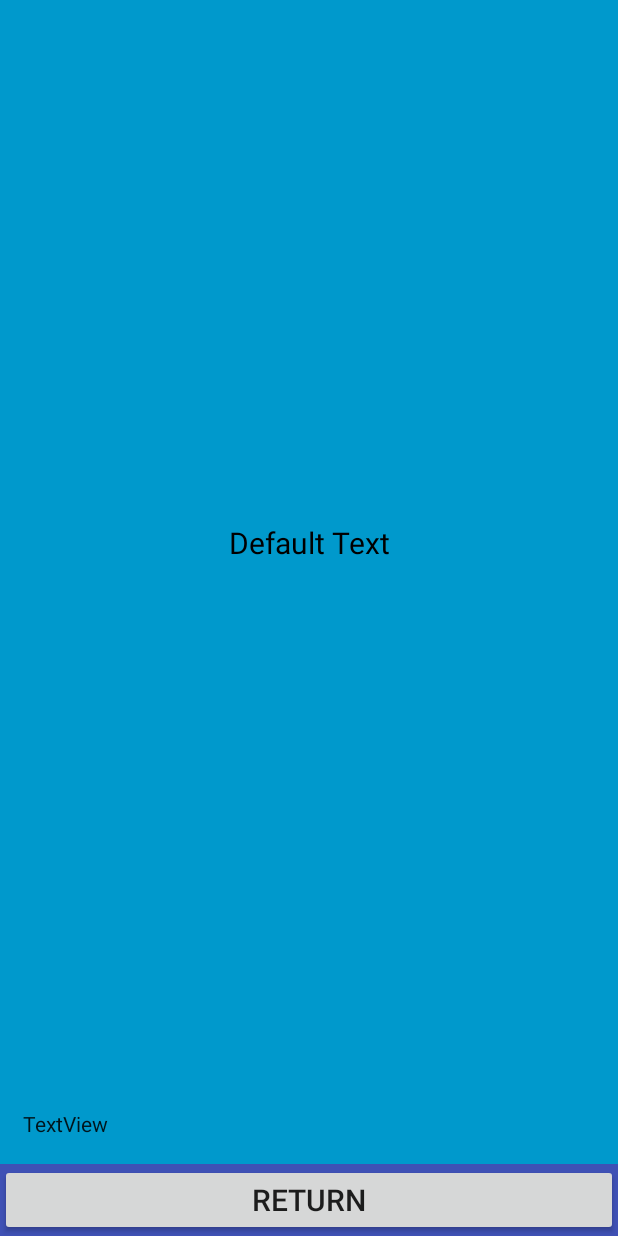
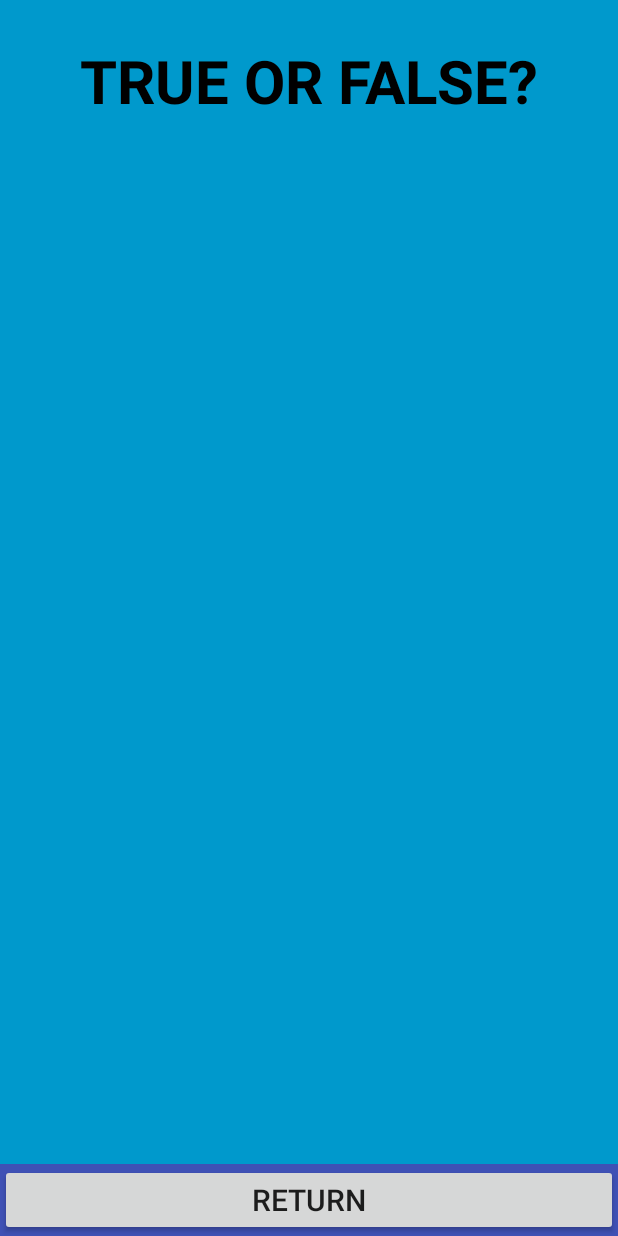
Before and after one commit to KyeCook/A2__EducationalGame, an Android app: the layout activity_game_screen.xml on its own in the app's theme, with its tools: preview values and no code run, on a phone screen of 412 x 824 dp. Run offline under Robolectric (Android 15) with nearby library versions, the light colour scheme and no system bars.

Commit message:
Commiting to ensure cloud is up to date

```diff
--- a/app/src/main/java/com/example/kyecook/educationalgame/Authenticate.java
+++ b/app/src/main/java/com/example/kyecook/educationalgame/Authenticate.java
@@ -11,6 +11,12 @@ import twitter4j.Twitter;
 import twitter4j.TwitterFactory;
 import twitter4j.auth.AccessToken;
 import twitter4j.auth.RequestToken;
+
+/*
+*
+* Sets Authentication of Twitter API to allow for calls to Twitter
+*
+* */
 
 public class Authenticate extends AppCompatActivity {
 
--- a/app/src/main/java/com/example/kyecook/educationalgame/MainActivity.java
+++ b/app/src/main/java/com/example/kyecook/educationalgame/MainActivity.java
@@ -254,9 +254,6 @@ public class MainActivity extends AppCompatActivity {
         } else if(id == R.id.action_highscores){
             Intent intent = new Intent(this, HighscoresActivity.class);
             startActivity(intent);
-        } else if(id == R.id.action_playAgain) {
-            Intent intent = new Intent(this, MainActivity.class);
-            startActivity(intent);
         }
         return super.onOptionsItemSelected(item);
     }
--- a/app/src/main/res/layout/activity_game_screen.xml
+++ b/app/src/main/res/layout/activity_game_screen.xml
@@ -25,23 +25,45 @@
         android:orientation="vertical">
 
         <TextView
+            android:layout_width="match_parent"
+            android:layout_height="0dp"
+            android:layout_weight="0.2"
+            android:gravity="center"
+            android:text="@string/true_or_false"
+            android:textAlignment="center"
+            android:textAppearance="@style/TextAppearance.AppCompat.Notification.Title.Media"
+            android:textSize="40sp"
+            android:textStyle="bold" />
+
+        <TextView
+            android:id="@+id/questionNumber"
+            android:layout_width="wrap_content"
+            android:layout_height="wrap_content"
+            android:padding="15dp"
+            android:text=""
+            android:textAppearance="@style/TextAppearance.AppCompat.Large"
+            android:textSize="25sp"
+            />
+
+        <TextView
             android:id="@+id/questionText"
             android:layout_width="match_parent"
             android:layout_height="0dp"
+            android:layout_margin="60dp"
             android:layout_weight="0.8"
             android:gravity="center"
-            android:padding="30dp"
-            android:text="Default Text"
+            android:text=""
             android:textAlignment="center"
             android:textAppearance="@style/TextAppearance.AppCompat.Notification.Title.Media"
-            android:textSize="20sp" />
+            android:textSize="24sp"
+            android:textStyle="bold" />
 
         <TextView
             android:id="@+id/scoreText"
             android:layout_width="match_parent"
             android:layout_height="wrap_content"
             android:padding="15dp"
-            android:text="TextView"
+            android:text=""
             android:textAppearance="@style/TextAppearance.AppCompat.Large"
             android:textSize="14sp" />
 
--- a/app/src/main/res/menu/menu_main.xml
+++ b/app/src/main/res/menu/menu_main.xml
@@ -12,9 +12,4 @@
         android:orderInCategory="100"
         android:title="@string/action_highscores"
         app:showAsAction="ifRoom" />
-    <item
-        android:id="@+id/action_playAgain"
-        android:orderInCategory="100"
-        android:title="@string/action_playAgain"
-        app:showAsAction="ifRoom" />
 </menu>
--- a/app/src/main/res/values/strings.xml
+++ b/app/src/main/res/values/strings.xml
@@ -22,4 +22,6 @@
     <string name="dummy_content">DUMMY\nCONTENT</string>
     <string name="enter_name">Enter Name :</string>
     <string name="action_playAgain">Play Again</string>
+    <string name="play_again">Play Again</string>
+    <string name="true_or_false">TRUE OR FALSE?</string>
 </resources>
--- a/app/src/main/resources/twitter4j.properties
+++ b/app/src/main/resources/twitter4j.properties
@@ -1,3 +1,3 @@
 debug=true
 oauth.consumerKey=zuINcY796GxmmKRyjQBFX5kuN
-oauth.consumerSecret=QfyCMsO33pcDhsxjDvkssWGrnCsTd8etExYzGProtYopAcdtLc
+oauth.consumerSecret=QfyCMsO33pcDhsxjDvkssWGrnCsTd8etExYzGProtopAcdtLcY
```
Also changed, not shown: app/src/main/java/com/example/kyecook/educationalgame/GameScreenActivity.java (+10 -3 lines), app/src/main/java/com/example/kyecook/educationalgame/HighscoresActivity.java (+48 -47 lines), app/src/main/res/layout/activity_highscores.xml (+20 -10 lines), app/src/main/ic_launcher-web.png (added), app/src/main/res/mipmap-hdpi/ic_launcher.png, app/src/main/res/mipmap-mdpi/ic_launcher.png, app/src/main/res/mipmap-xhdpi/ic_launcher.png, app/src/main/res/mipmap-xxhdpi/ic_launcher.png, app/src/main/res/mipmap-xxxhdpi/ic_launcher.png.
